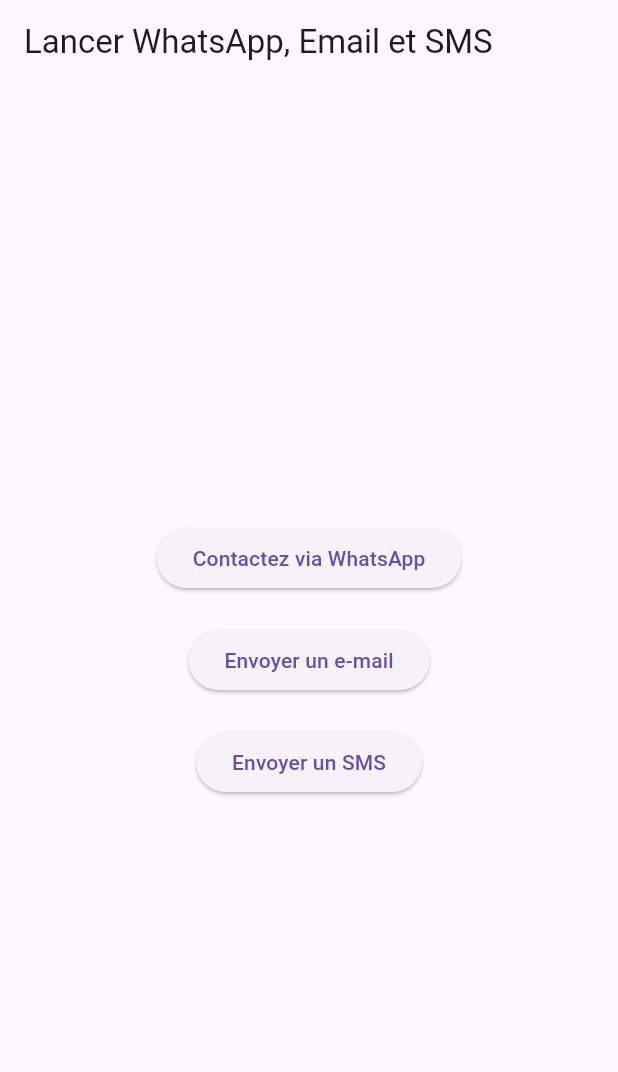
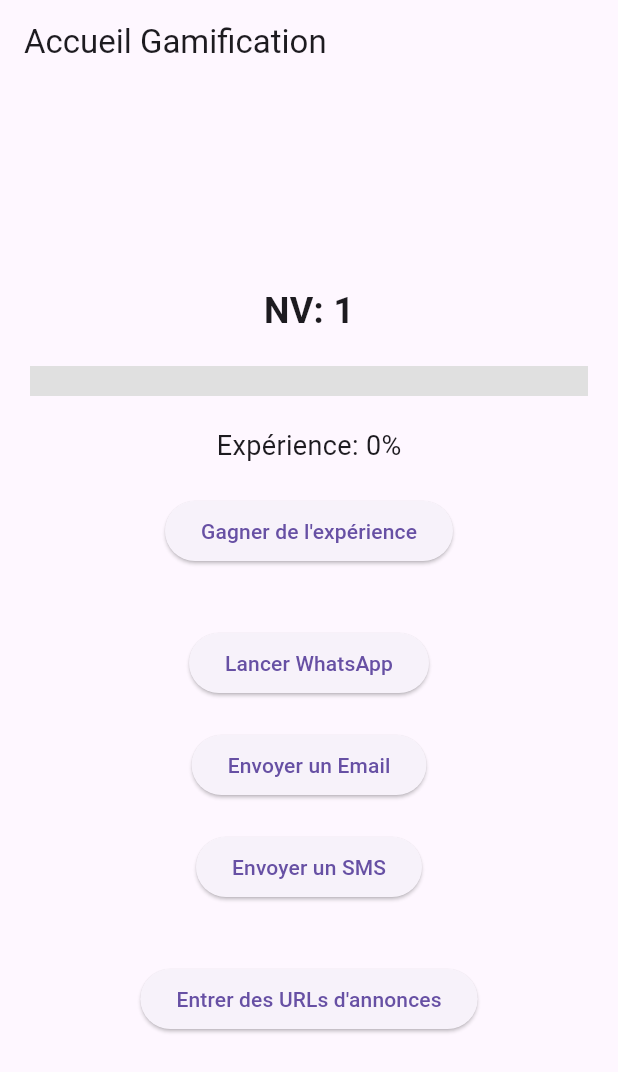
Before and after one commit to Cedric0510/test_url-launcher, a Flutter app: the screen it shows after launch, after a tap on "Envoyer un SMS", on a phone screen of 412 x 824 dp. Shown: the top 1072 px of the screen. Run offline on Flutter 3.47's test engine with Material 3 defaults, Android fonts, the phone set to English and light mode, and no system bars; network calls fail.

Commit message:
Third commit

```diff
--- a/lib/main.dart
+++ b/lib/main.dart
@@ -1,97 +1,102 @@
 import 'package:flutter/material.dart';
-import 'package:url_launcher/url_launcher.dart';
-import 'package:device_info_plus/device_info_plus.dart';
+import 'package:url_launcher/url_launcher.dart'; // Import du package url_launcher
+import 'url_input_page.dart'; // Import de la page UrlInputPage
 
 void main() {
-  runApp(MyApp());
+  runApp(const MyApp());
 }
 
+// MyApp est le widget racine de l'application
 class MyApp extends StatelessWidget {
   const MyApp({super.key});
 
   @override
   Widget build(BuildContext context) {
     return MaterialApp(
-      title: 'WhatsApp, Email & SMS Launcher',
+      title: 'Gamification App',
       theme: ThemeData(
         primarySwatch: Colors.blue,
       ),
-      home: WhatsAppEmailSmsLauncher(),
+      home: const HomePage(),
     );
   }
 }
 
-class WhatsAppEmailSmsLauncher extends StatefulWidget {
-  const WhatsAppEmailSmsLauncher({super.key});
+class HomePage extends StatefulWidget {
+  const HomePage({super.key});
 
   @override
-  _WhatsAppEmailSmsLauncherState createState() =>
-      _WhatsAppEmailSmsLauncherState();
+  _HomePageState createState() => _HomePageState();
 }
 
-class _WhatsAppEmailSmsLauncherState extends State<WhatsAppEmailSmsLauncher> {
-  final String phoneNumber =
-      '+33603283927'; // Numéro de téléphone pour WhatsApp et SMS
-  final String email = 'jaysonmansuy@icloud.com'; // Adresse e-mail
+class _HomePageState extends State<HomePage> {
+  int _experiencePercentage =
+      0; // Variable pour stocker le pourcentage d'expérience
+  int _level = 1; // Variable pour stocker le niveau de l'utilisateur
+  String _message = ''; // Variable pour stocker le message des paliers
 
-  bool _isPhone = false; // Variable pour savoir si l'appareil est un téléphone
-
-  @override
-  void initState() {
-    super.initState();
-    _checkIfPhone();
+  // Méthode appelée pour augmenter l'expérience
+  void _increaseExperience() {
+    setState(() {
+      if (_experiencePercentage < 100) {
+        _experiencePercentage += 10; // Incrémente l'expérience par 10%
+        if (_experiencePercentage > 100) {
+          _experiencePercentage = 100; // S'assurer que cela ne dépasse pas 100%
+        }
+      } else {
+        _experiencePercentage = 0; // Réinitialise à 0 après avoir atteint 100%
+        _level++; // Augmente le niveau de l'utilisateur
+        _checkLevelMessage(); // Vérifie si un palier de niveau est atteint
+      }
+    });
   }
 
-  // Vérification si l'appareil est un téléphone Android
-  void _checkIfPhone() async {
-    DeviceInfoPlugin deviceInfo = DeviceInfoPlugin();
-    AndroidDeviceInfo androidInfo = await deviceInfo.androidInfo;
-
-    if (androidInfo.isPhysicalDevice) {
-      setState(() {
-        _isPhone = true;
-      });
+  // Méthode pour vérifier le niveau et définir un message spécial
+  void _checkLevelMessage() {
+    if (_level % 10 == 0) {
+      if (_level == 10) {
+        _message = 'Meilleur vendeur de la région';
+      } else if (_level == 20) {
+        _message = 'Meilleur vendeur de France';
+      } else if (_level == 30) {
+        _message = 'Meilleur vendeur du monde';
+      } else if (_level == 40) {
+        _message = 'MEILLEUR VENDEUR DE TOUS LES TEMPS DU PONEY FRINGANT!!!!';
+      }
+    } else {
+      _message = ''; // Pas de message spécial si ce n'est pas un multiple de 10
     }
   }
 
-  // Fonction pour lancer WhatsApp
-  void _launchWhatsApp() async {
-    final String whatsappUrl = "https://wa.me/$phoneNumber";
-    if (await canLaunch(whatsappUrl)) {
-      await launch(whatsappUrl);
-    } else {
-      throw 'Could not launch $whatsappUrl';
+  // Méthode pour lancer WhatsApp
+  Future<void> _launchWhatsApp() async {
+    const phone = '+123456789'; // Numéro de téléphone cible
+    final Uri whatsappUri = Uri.parse('https://wa.me/$phone');
+    if (!await launchUrl(whatsappUri)) {
+      throw 'Could not launch $whatsappUri';
     }
   }
 
-  // Fonction pour lancer l'email
-  void _launchEmail() async {
-    final Uri emailLaunchUri = Uri(
+  // Méthode pour lancer un Email
+  Future<void> _launchEmail() async {
+    final Uri emailUri = Uri(
       scheme: 'mailto',
-      path: email,
-      query:
-          'subject=Contact&body=Bonjour,', // Vous pouvez personnaliser le sujet et le corps
+      path: 'example@example.com',
+      query: 'subject=Bonjour&body=Ceci est un test',
     );
-
-    if (await canLaunch(emailLaunchUri.toString())) {
-      await launch(emailLaunchUri.toString());
-    } else {
-      throw 'Could not launch $emailLaunchUri';
+    if (!await launchUrl(emailUri)) {
+      throw 'Could not launch $emailUri';
     }
   }
 
-  // Fonction pour envoyer un SMS
-  void _launchSMS() async {
-    final Uri smsLaunchUri = Uri(
+  // Méthode pour lancer un SMS
+  Future<void> _launchSms() async {
+    final Uri smsUri = Uri(
       scheme: 'sms',
-      path: phoneNumber,
-      query: 'body=Bonjour,', // Corps du message
+      path: '+123456789',
     );
-
-    if (await canLaunch(smsLaunchUri.toString())) {
-      await launch(smsLaunchUri.toString());
-    } else {
-      throw 'Could not launch $smsLaunchUri';
+    if (!await launchUrl(smsUri)) {
+      throw 'Could not launch $smsUri';
     }
   }
 
@@ -99,28 +104,89 @@
   Widget build(BuildContext context) {
     return Scaffold(
       appBar: AppBar(
-        title: const Text('Lancer WhatsApp, Email et SMS'),
+        title: const Text('Accueil Gamification'),
       ),
       body: Center(
         child: Column(
           mainAxisAlignment: MainAxisAlignment.center,
           children: [
+            // Compteur de niveau
+            Row(
+              mainAxisAlignment: MainAxisAlignment.center,
+              children: [
+                const Text(
+                  'NV: ',
+                  style: TextStyle(fontSize: 24, fontWeight: FontWeight.bold),
+                ),
+                Text(
+                  '$_level',
+                  style: const TextStyle(
+                      fontSize: 24, fontWeight: FontWeight.bold),
+                ),
+              ],
+            ),
+            const SizedBox(height: 20),
+            // Barre d'expérience
+            Padding(
+              padding: const EdgeInsets.symmetric(horizontal: 20.0),
+              child: LinearProgressIndicator(
+                value: _experiencePercentage /
+                    100, // Convertir le pourcentage en valeur comprise entre 0 et 1
+                minHeight: 20.0,
+                backgroundColor: Colors.grey[300],
+                valueColor: AlwaysStoppedAnimation<Color>(Colors.green),
+              ),
+            ),
+            const SizedBox(height: 20),
+            Text(
+              'Expérience: $_experiencePercentage%',
+              style: const TextStyle(fontSize: 18),
+            ),
+            const SizedBox(height: 20),
+            ElevatedButton(
+              onPressed: _increaseExperience,
+              child: const Text('Gagner de l\'expérience'),
+            ),
+            if (_message.isNotEmpty)
+              Padding(
+                padding: const EdgeInsets.all(8.0),
+                child: Text(
+                  _message,
+                  style: const TextStyle(
+                    fontSize: 20,
+                    color: Colors.blueAccent,
+                    fontWeight: FontWeight.bold,
+                  ),
+                  textAlign: TextAlign.center,
+                ),
+              ),
+            const SizedBox(height: 40),
             ElevatedButton(
               onPressed: _launchWhatsApp,
-              child: const Text('Contactez via WhatsApp'),
+              child: const Text('Lancer WhatsApp'),
             ),
-            const SizedBox(height: 20), // Espace entre les boutons
+            const SizedBox(height: 20),
             ElevatedButton(
               onPressed: _launchEmail,
-              child: const Text('Envoyer un e-mail'),
+              child: const Text('Envoyer un Email'),
             ),
-            const SizedBox(height: 20), // Espace entre les boutons
-            // Si l'appareil est un smartphone, afficher le bouton SMS
-            if (_isPhone)
-              ElevatedButton(
-                onPressed: _launchSMS,
-                child: const Text('Envoyer un SMS'),
-              ),
+            const SizedBox(height: 20),
+            ElevatedButton(
+              onPressed: _launchSms,
+              child: const Text('Envoyer un SMS'),
+            ),
+            const SizedBox(height: 40),
+            ElevatedButton(
+              onPressed: () {
+                Navigator.push(
+                  context,
+                  MaterialPageRoute(
+                    builder: (context) => const UrlInputPage(),
+                  ),
+                );
+              },
+              child: const Text('Entrer des URLs d\'annonces'),
+            ),
           ],
         ),
       ),
--- a/pubspec.yaml
+++ b/pubspec.yaml
@@ -32,6 +32,7 @@
     sdk: flutter
   url_launcher: ^6.0.20
   device_info_plus: ^10.0.4
+  http: ^0.13.3
 
 
   # The following adds the Cupertino Icons font to your application.
```
Also changed, not shown: lib/url_input_page.dart (added, +107 -0 lines), pubspec.lock.
